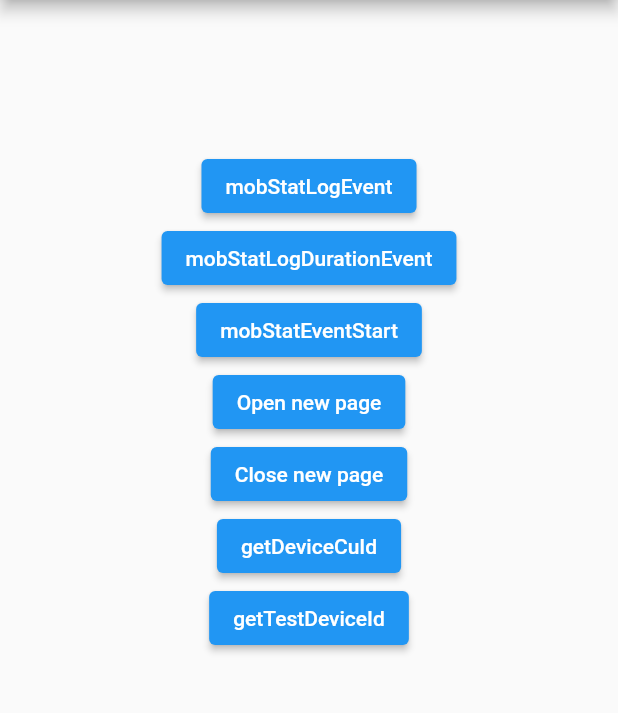
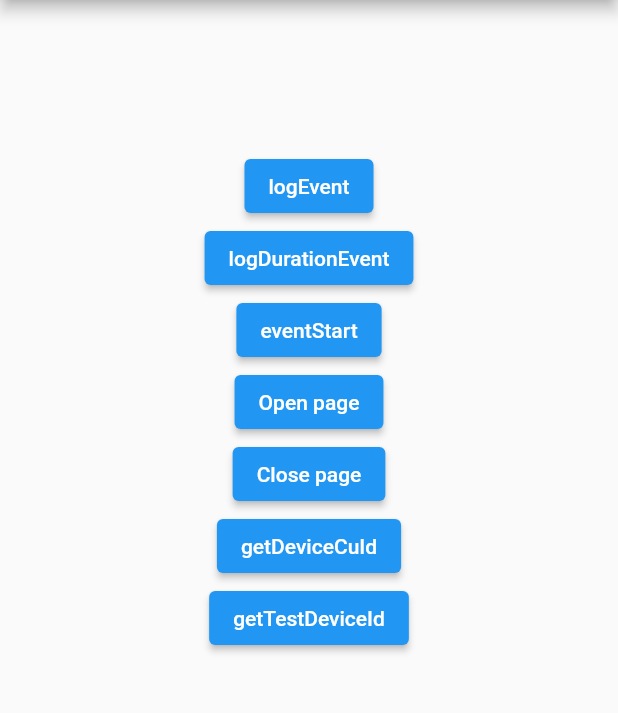
Before and after one commit to Wayaer/fl_baidu_mob_stat, a Flutter app: the screen it shows after launch, on a phone screen of 412 x 824 dp, the part 84-797 px from its top. Run offline on Flutter 3.47's test engine with Material 2 defaults, Android fonts, the phone set to English and light mode, and no system bars.

Commit message:
add some

```diff
--- a/example/lib/main.dart
+++ b/example/lib/main.dart
@@ -63,16 +63,16 @@ class _MyAppState extends State<_MyApp> {
           Container(
               height: 100, child: Text(text), alignment: Alignment.center),
           ElevatedButton(
-              child: const Text('mobStatLogEvent'),
+              child: const Text('logEvent'),
               onPressed: () async {
                 final bool state = await FLBaiduMobStat.instance.logEvent(
                     eventId: 'Event1',
                     attributes: <String, String>{'k1': 'v1', 'k2': 'v2'});
-                text = 'mobStatLogEvent: $state';
+                text = 'logEvent: $state';
                 setState(() {});
               }),
           ElevatedButton(
-              child: const Text('mobStatLogDurationEvent'),
+              child: const Text('logDurationEvent'),
               onPressed: () async {
                 final bool state = await FLBaiduMobStat.instance
                     .logDurationEvent(
@@ -80,41 +80,40 @@ class _MyAppState extends State<_MyApp> {
                         duration: 3000,
                         label: 'event',
                         attributes: <String, String>{'k1': 'v1'});
-                text = 'mobStatLogDurationEvent: $state';
+                text = 'logDurationEvent: $state';
                 setState(() {});
               }),
           ElevatedButton(
-              child: Text(_eventStartEndButtonSelected
-                  ? 'mobStatEventEnd'
-                  : 'mobStatEventStart'),
+              child: Text(
+                  _eventStartEndButtonSelected ? 'eventEnd' : 'eventStart'),
               onPressed: () async {
                 _eventStartEndButtonSelected = !_eventStartEndButtonSelected;
                 if (_eventStartEndButtonSelected) {
                   final bool state = await FLBaiduMobStat.instance
                       .eventStart(eventId: 'Event3');
-                  text = 'mobStatEventStart: $state';
+                  text = 'eventStart: $state';
                 } else {
                   final bool state = await FLBaiduMobStat.instance.eventEnd(
                       eventId: 'Event3',
                       attributes: <String, String>{'k1': 'v1'});
-                  text = 'mobStatEventEnd: $state';
+                  text = 'eventEnd: $state';
                 }
                 setState(() {});
               }),
           ElevatedButton(
-              child: const Text('Open new page'),
+              child: const Text('Open page'),
               onPressed: () async {
                 final bool state =
                     await FLBaiduMobStat.instance.pageStart('AnotherPage');
-                text = 'mobStatPageStart: $state';
+                text = 'pageStart: $state';
                 setState(() {});
               }),
           ElevatedButton(
-              child: const Text('Close new page'),
+              child: const Text('Close page'),
               onPressed: () async {
                 final bool state =
                     await FLBaiduMobStat.instance.pageEnd('AnotherPage');
-                text = 'mobStatPageEnd: $state';
+                text = 'pageEnd: $state';
                 setState(() {});
               }),
           ElevatedButton(
```
Also changed, not shown: 1 other file.
